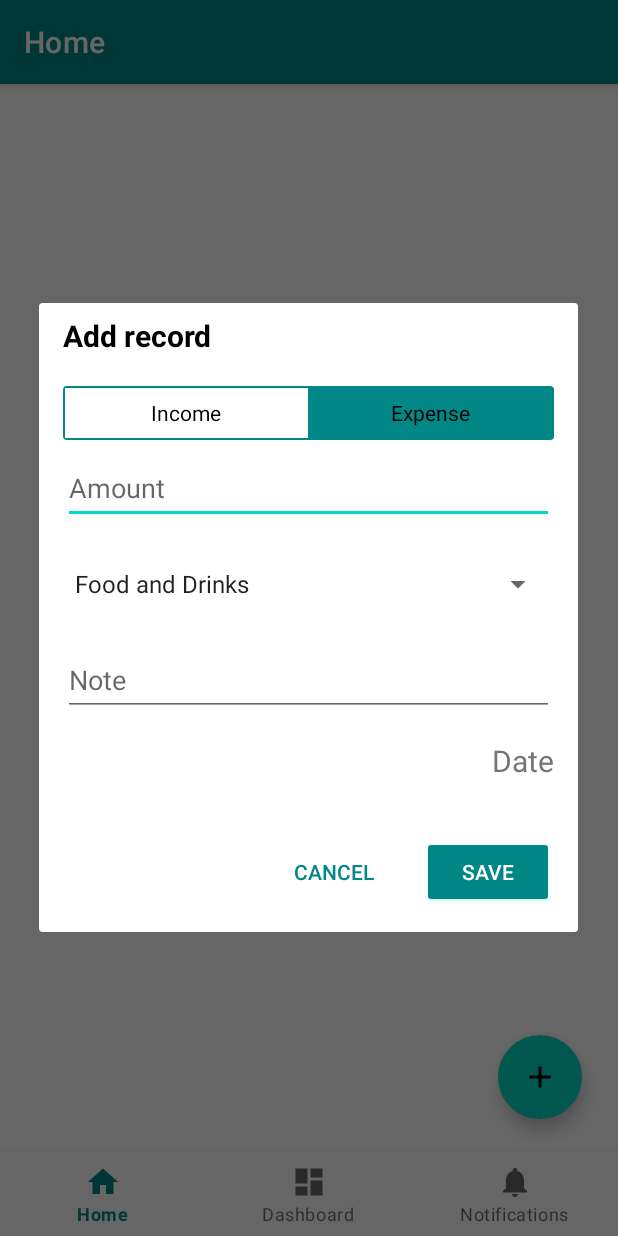
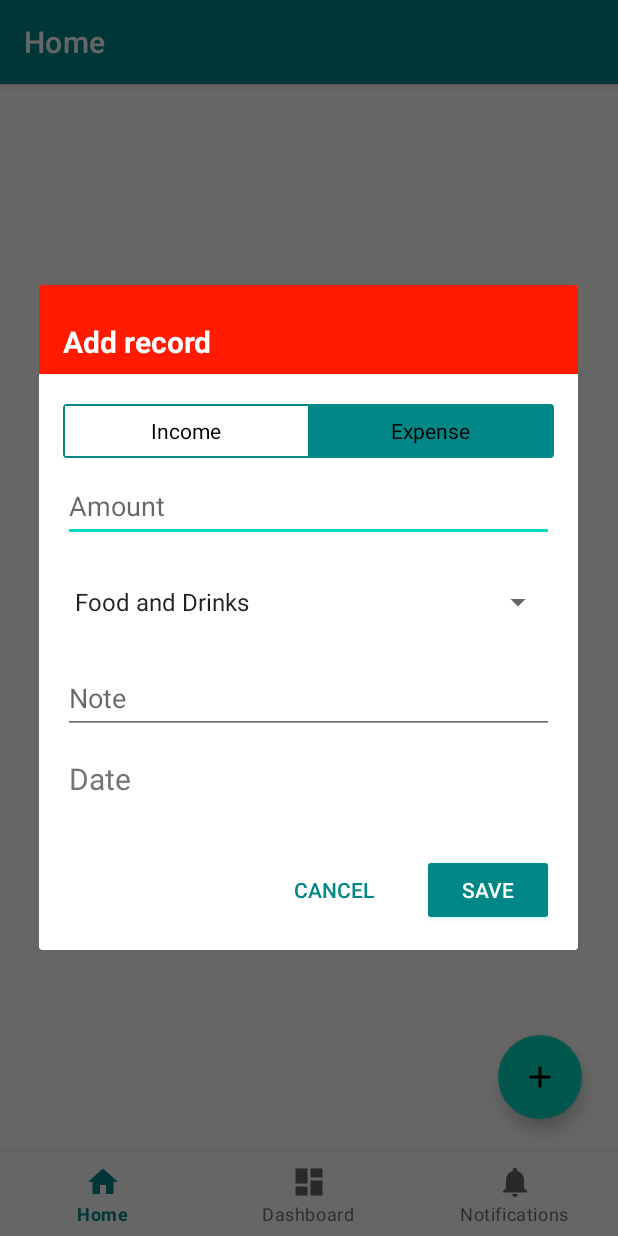
Before and after one commit to PatrikJankuv/Money-Tracker, an Android app: the screen it shows after launch (MainActivity), after a tap on "Add record", on a phone screen of 412 x 824 dp. Run offline under Robolectric (Android 15) with nearby library versions, the light colour scheme and no system bars; our stand-ins replace navigation-ui.

Commit message:
update add record pop up

```diff
--- a/app/src/main/AndroidManifest.xml
+++ b/app/src/main/AndroidManifest.xml
@@ -7,9 +7,9 @@
         android:allowBackup="true"
         android:dataExtractionRules="@xml/data_extraction_rules"
         android:fullBackupContent="@xml/backup_rules"
-        android:icon="@mipmap/ic_launcher"
+        android:icon="@drawable/icon"
         android:label="@string/app_name"
-        android:roundIcon="@mipmap/ic_launcher_round"
+        android:roundIcon="@drawable/icon"
         android:supportsRtl="true"
         android:theme="@style/Theme.MoneyTracker"
         tools:targetApi="31">
--- a/app/src/main/java/fr/isep/moneytracker/ui/home/HomeFragment.java
+++ b/app/src/main/java/fr/isep/moneytracker/ui/home/HomeFragment.java
@@ -9,6 +9,8 @@ import android.view.ViewGroup;
 import android.widget.ArrayAdapter;
 import android.widget.Button;
 import android.widget.DatePicker;
+import android.widget.EditText;
+import android.widget.RadioButton;
 import android.widget.Spinner;
 import android.widget.TextView;
 
@@ -21,12 +23,18 @@ import java.util.Date;
 
 import fr.isep.moneytracker.R;
 import fr.isep.moneytracker.databinding.FragmentHomeBinding;
+import fr.isep.moneytracker.model.Record;
 
 public class HomeFragment extends Fragment {
 
     private FragmentHomeBinding binding;
     private AlertDialog.Builder dialogBuilder;
     private AlertDialog dialog;
+    private TextView titleTextView;
+    private EditText amountEditText;
+    private EditText noteEditText;
+    private RadioButton expenseRadioButton;
+    private RadioButton incomeRadioButton;
     private TextView datePicker;
     private Spinner categorySpinner;
     private Button cancelButton;
@@ -65,6 +73,29 @@ public class HomeFragment extends Fragment {
     public void createNewRecord() {
         dialogBuilder = new AlertDialog.Builder(getContext());
         final View recordPopUp = getLayoutInflater().inflate(R.layout.add_record, null);
+
+        titleTextView = (TextView) recordPopUp.findViewById(R.id.title);
+        amountEditText = (EditText) recordPopUp.findViewById(R.id.amount);
+        noteEditText = (EditText) recordPopUp.findViewById(R.id.note);
+        expenseRadioButton = (RadioButton) recordPopUp.findViewById(R.id.expense);
+
+        expenseRadioButton.setOnClickListener(new View.OnClickListener() {
+            @Override
+            public void onClick(View view) {
+                titleTextView.setBackgroundColor(getResources().getColor(R.color.expense_red));
+            }
+        });
+
+        incomeRadioButton = (RadioButton) recordPopUp.findViewById(R.id.income);
+        incomeRadioButton.setOnClickListener(new View.OnClickListener() {
+            @Override
+            public void onClick(View view) {
+                titleTextView.setBackgroundColor(getResources().getColor(R.color.income_green));
+            }
+        });
+
+
+        expenseRadioButton.setChecked(true);
 
         categorySpinner = (Spinner) recordPopUp.findViewById(R.id.categories);
         ArrayAdapter<CharSequence> adapter = ArrayAdapter.createFromResource(getActivity(),
@@ -106,6 +137,20 @@ public class HomeFragment extends Fragment {
                 dialog.dismiss();
             }
         });
+
+        saveButton = (Button) recordPopUp.findViewById(R.id.save_button);
+        saveButton.setOnClickListener(new View.OnClickListener() {
+            @Override
+            public void onClick(View view) {
+                Double amount = Double.parseDouble(amountEditText.getText().toString());
+                amount = expenseRadioButton.isChecked() ? amount * -1: amount;
+                String note = noteEditText.getText().toString();
+                String category = categorySpinner.getSelectedItem().toString();
+
+                System.out.println(String.valueOf(amount) + " " + note + " " + category);
+//                Record record = new Record();
+            }
+        });
     }
 
     private int getDay(){
--- a/app/src/main/res/layout/add_record.xml
+++ b/app/src/main/res/layout/add_record.xml
@@ -9,12 +9,14 @@
 
     <TextView
         android:id="@+id/title"
-        android:layout_width="wrap_content"
+        android:layout_width="match_parent"
         android:layout_height="wrap_content"
-        android:layout_marginStart="16dp"
-        android:layout_marginTop="8dp"
+        android:background="@color/expense_red"
+        android:paddingStart="16dp"
+        android:paddingTop="24dp"
+        android:paddingBottom="8dp"
         android:text="@string/add"
-        android:textColor="#000000"
+        android:textColor="#FFFFFF"
         android:textSize="20sp"
         android:textStyle="bold"
         app:layout_constraintStart_toStartOf="parent"
@@ -35,7 +37,7 @@
         app:layout_constraintTop_toBottomOf="@+id/title">
 
         <RadioButton
-            android:id="@+id/search"
+            android:id="@+id/income"
             android:layout_width="0dp"
             android:layout_height="match_parent"
             android:layout_marginLeft="1dp"
@@ -50,7 +52,7 @@
             android:textColor="@color/black" />
 
         <RadioButton
-            android:id="@+id/offer"
+            android:id="@+id/expense"
             android:layout_width="0dp"
             android:layout_height="match_parent"
             android:layout_marginTop="1dp"
@@ -113,10 +115,9 @@
         android:id="@+id/date_picker"
         android:layout_width="match_parent"
         android:layout_height="wrap_content"
-        android:layout_marginStart="16dp"
+        android:layout_marginStart="20dp"
         android:layout_marginTop="16dp"
         android:layout_marginEnd="16dp"
-        android:gravity="right"
         android:hint="@string/date"
         android:inputType="date"
         android:minHeight="48dp"
--- a/app/src/main/res/values/colors.xml
+++ b/app/src/main/res/values/colors.xml
@@ -4,8 +4,13 @@
     <color name="purple_500">#FF6200EE</color>
     <color name="purple_700">#FF3700B3</color>
     <color name="teal_200">#FF03DAC5</color>
+<!--    <color name="primary">#D3F1F1</color>-->
     <color name="primary">#FF018786</color>
     <color name="teal_900">#FF014040</color>
     <color name="black">#FF000000</color>
     <color name="white">#FFFFFFFF</color>
+    <color name="expense_red">#FF1A00</color>
+    <color name="expense_red_nice">#FBE9E7</color>
+    <color name="income_green">#00C610</color>
+    <color name="income_green_nice">#FFE8F5E9</color>
 </resources>
```
